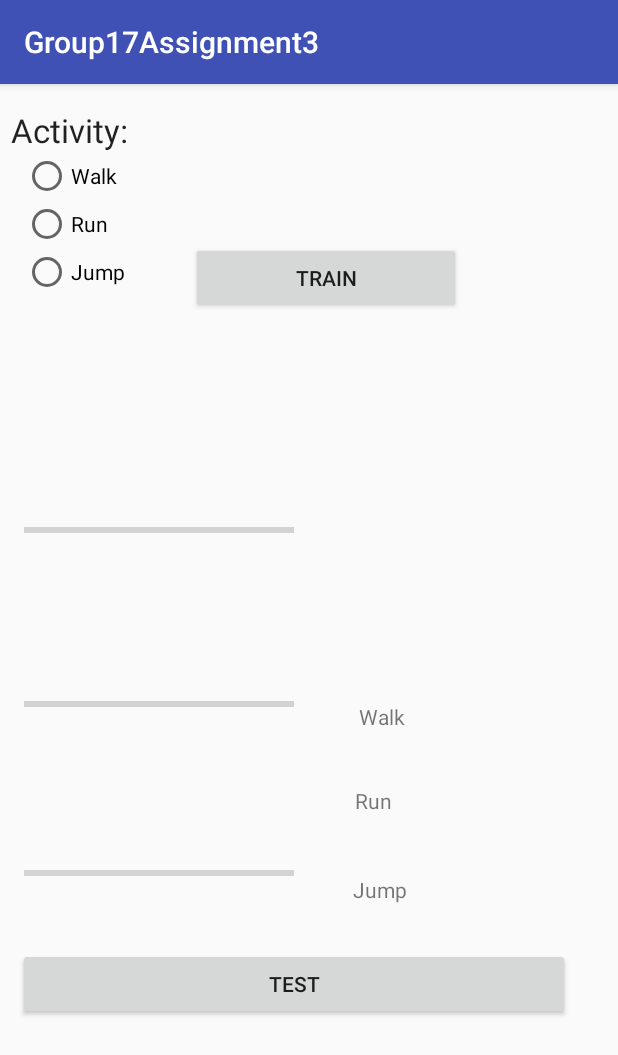
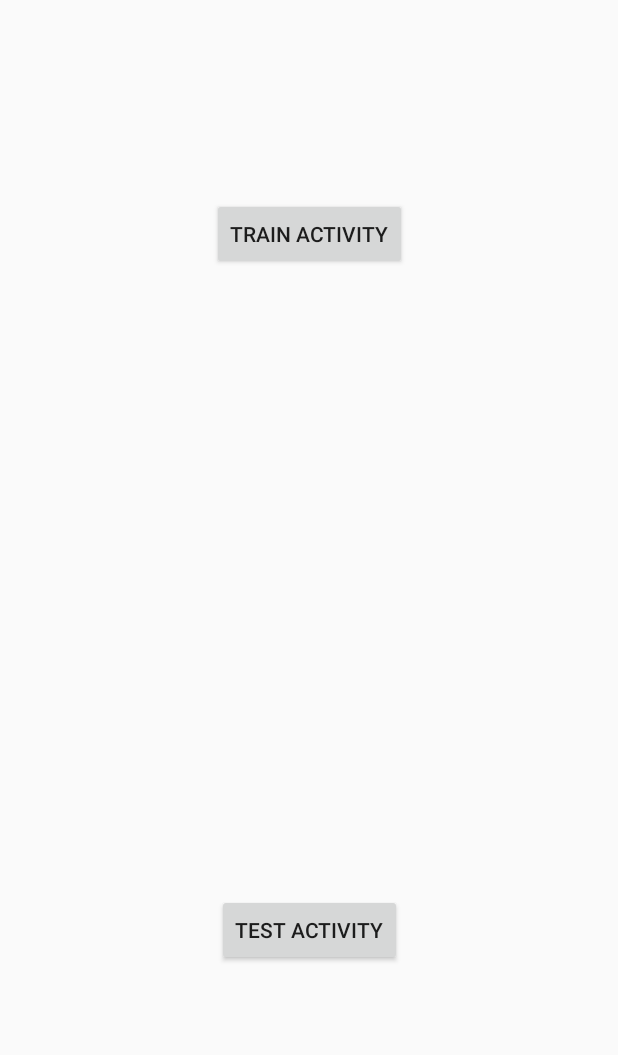
Before and after one commit to kushalbhatt/CSE535_Mobile_Computing, an Android app: the screen it shows after launch (MainActivity), on a phone screen of 412 x 824 dp. Shown: the top 1055 px of the screen. Run offline under Robolectric (Android 15) with nearby library versions, the phone set to English and light mode, and no system bars.

Commit message:
added main screen

```diff
--- a/Group17Assignment3/app/src/main/AndroidManifest.xml
+++ b/Group17Assignment3/app/src/main/AndroidManifest.xml
@@ -13,6 +13,7 @@
         android:roundIcon="@mipmap/ic_launcher_round"
         android:supportsRtl="true"
         android:theme="@style/AppTheme">
+
         <activity android:name=".MainActivity">
             <intent-filter>
                 <action android:name="android.intent.action.MAIN" />
@@ -20,6 +21,7 @@
                 <category android:name="android.intent.category.LAUNCHER" />
             </intent-filter>
         </activity>
+        <activity android:name=".trainActivity" android:label="TrainActivity"></activity>
         <service android:enabled="true" android:name=".SensorListener" />
     </application>
 
--- a/Group17Assignment3/app/src/main/java/com/example/racheldedinsky/group17assignment3/MainActivity.java
+++ b/Group17Assignment3/app/src/main/java/com/example/racheldedinsky/group17assignment3/MainActivity.java
@@ -1,5 +1,6 @@
 package com.example.racheldedinsky.group17assignment3;
 
+import android.app.Activity;
 import android.content.Intent;
 import android.support.v7.app.AppCompatActivity;
 import android.os.Bundle;
@@ -10,157 +11,50 @@ import android.widget.RadioGroup;
 import android.widget.Toast;
 import android.widget.TextView;
 import android.widget.ProgressBar;
-import java.util.concurrent.TimeUnit;
+    /**
+     * Created by RachelDedinsky on 4/4/18.
+     */
 
-public class MainActivity extends AppCompatActivity implements View.OnClickListener{
-    //Instatiate the button variables
-    static Button train_button_var, test_button_var;
-    //This is the number of training data sets taken
-    int trainWalkCount, trainRunCount, trainJumpCount;
-    //train button can't be hit unless train_enabled is true
-    static boolean train_enabled=true;
-    //The progress bar associated with the training data
-    ProgressBar progressBar_walk_var, progressBar_run_var, progressBar_jump_var;
-    //Error text box that appears when train is pressed when other processes are running
-    TextView wait_for_not_clicked;
-    //Instantiate an instance of the database
-    DBHandler dbHandler = new DBHandler(this);
-    //table name for the database
-    String tablename = "TEST";
-
+    public class MainActivity extends Activity implements View.OnClickListener{
+        Button train, test;
         @Override
         protected void onCreate(Bundle savedInstanceState)
         {
             super.onCreate(savedInstanceState);
-        setContentView(R.layout.activity_main);
-        //Initialize variables
-        wait_for_not_clicked = (TextView)findViewById(R.id.waitText);
-        wait_for_not_clicked.setText("");
-        trainWalkCount=0;
-        trainJumpCount=0;
-        trainRunCount=0;
+            setContentView(R.layout.main);
             //Initialize the app view
             initView();
         }
-    @Override
-    protected void onDestroy() {
-        //kill the service when app closes
-        stopService(new Intent(this,SensorListener.class));
-        dbHandler.close();
-        super.onDestroy();
-    }
-    public void onClick(View view)
-    {
+        public void onClick(View view) {
             //switch statement based on which button
-        switch (view.getId())
-        {
+            switch (view.getId()) {
                 case R.id.train_button:
-                //if the train button is enabled based on if data is being collected
-                if(train_enabled) {
-                    //find which radio button is activated
-                    int checked = ((RadioGroup) findViewById(R.id.rg1)).getCheckedRadioButtonId();
-                    View radioButton = findViewById(checked);
-                    int idx = ((RadioGroup) findViewById(R.id.rg1)).indexOfChild(radioButton);
-                    String activity="";
-
-                    boolean empty_string=false;
-                    //based on index determine which button is being pressed
-                    if (idx == 0) {
-                        activity = "Walk";
-                    } else if (idx == 1) {
-                        activity = "Run";
-                    } else if(idx==2) {
-                        activity = "Jump";
-                    }
-                    else
-                    {
-                        empty_string=true;
-                    }
-                    try {
-                        //the string id will be the concatenation of the first letter of the activity and the trainCount
-                        String activity_id = "";
-                        //if a radio button has been selected, the following will run
-                        if (!(empty_string)) {
-                            train_enabled=false;
-                            enableButton(train_enabled);
-                            Log.d("RACHEL","Enable button false");
-                            if (activity == "Walk" && trainWalkCount<=20) {
-                                trainWalkCount++;
-                                progressBar_walk_var.setProgress(0);
-                                progressBar_walk_var.setProgress(trainWalkCount);
-                                activity_id = "w"+trainWalkCount;
-                            } else if (activity == "Run" && trainRunCount<=20) {
-                                trainRunCount++;
-                                progressBar_run_var.setProgress(0);
-                                progressBar_run_var.setProgress(trainRunCount);
-                                activity_id = "r"+trainRunCount;
-                            } else if (activity == "Jump" && trainJumpCount<=20){
-                                trainJumpCount++;
-                                progressBar_jump_var.setProgress(0);
-                                progressBar_jump_var.setProgress(trainJumpCount);
-                                activity_id = "j"+trainJumpCount;
-                            }
-                            else//catch all statement, should never run
-                            {
-                                Toast.makeText(getApplicationContext(), "Invalid data.", Toast.LENGTH_SHORT).show();
-                            }
-                        }
-                        //If a radio button was never selected, the else will run
-                        else
-                        {
-                            Toast.makeText(getApplicationContext(), "Invalid data. Please enter the details correctly.", Toast.LENGTH_SHORT).show();
-                        }
-                        //Check if sesnor values works more than one time of radio button being hit
-                        Log.d("RACHEL:","START SENSOR");
-                        //Start the sensorlistner to sample accelerometer data
-                        Intent sensorService = new Intent(MainActivity.this,SensorListener.class);
-                        //Use Bundle if any data needs to be passed along with this intent
-                        startService(sensorService);
-                        //set the sensor listener to take the table name for the db, the activity ID, and the activity
-                        SensorListener.setNames(tablename,activity_id,activity);
-                        Toast.makeText(getApplicationContext(), activity_id, Toast.LENGTH_LONG).show();
-                        //Wait while app collects the data
-                        //TODO
-                        //This may be useless button
-                        wait_for_not_clicked.setText("");
-                    } catch (Exception e) {
-                        Toast.makeText(getApplicationContext(), "Invalid data! Please enter the details correctly.", Toast.LENGTH_SHORT).show();
-                    }
-                }
-                else
-                {
-                    wait_for_not_clicked.setText("Please wait while collecting data");
-                }
+                    startTrainActivity();
+                    //setContentView(R.layout.activity_main);
                     break;
                 case R.id.test_button:
+                    //startTestActivity();
+                    //setContentView(R.layout.test);
                     break;
             }
         }
-    static public void enableButton(boolean train_enable)
-    {
-        train_enabled= train_enable;
-        train_button_var.setClickable(train_enabled);
-        train_button_var.setEnabled(train_enable);
-    }
         public void initView() {
 
-        // Assign buttons to variables
-        progressBar_walk_var = (ProgressBar) findViewById(R.id.progressBarWalk);
-        progressBar_walk_var.setProgress(trainWalkCount);
-        progressBar_walk_var.setMax(20);
-        progressBar_run_var = (ProgressBar) findViewById(R.id.progressBarRun);
-        progressBar_run_var.setProgress(trainRunCount);
-        progressBar_run_var.setMax(20);
-        progressBar_jump_var = (ProgressBar) findViewById(R.id.progressBarJump);
-        progressBar_jump_var.setProgress(trainJumpCount);
-        progressBar_jump_var.setMax(20);
-
-        test_button_var = findViewById(R.id.test_button);
-        train_button_var= findViewById(R.id.train_button);
+            test = findViewById(R.id.test_button);
+            train= findViewById(R.id.train_button);
 
             // Set on-click listeners to buttons (described here: https://www.youtube.com/watch?v=GtxVILjLcw8K)
-        test_button_var.setOnClickListener(this);
-        train_button_var.setOnClickListener(this);
+            test.setOnClickListener(this);
+            train.setOnClickListener(this);
 
         }
+        public void startTrainActivity() {
+            Intent someActivity = new Intent(MainActivity.this, trainActivity.class);
+            startActivity(someActivity);
         }
+        /*
+        public void startTestActivity() {
+            Intent someActivity = new Intent(MainActivity.this, testActivity.class);
+            startActivity(someActivity);
+        }*/
+}
--- a/Group17Assignment3/app/src/main/java/com/example/racheldedinsky/group17assignment3/SensorListener.java
+++ b/Group17Assignment3/app/src/main/java/com/example/racheldedinsky/group17assignment3/SensorListener.java
@@ -81,7 +81,7 @@ public class SensorListener  extends Service implements SensorEventListener {
         if(counter>=50)
         {
             stopListener();
-            MainActivity.enableButton(true);
+            trainActivity.enableButton(true);
             sendToDatabase(dbActivityId,al,dbActivityLabel);
             al.clear();
             dbActivityId="";
--- /dev/null
+++ b/Group17Assignment3/app/src/main/res/layout/main.xml
@@ -0,0 +1,27 @@
+<?xml version="1.0" encoding="utf-8"?>
+<android.support.constraint.ConstraintLayout xmlns:android="http://schemas.android.com/apk/res/android"
+    xmlns:app="http://schemas.android.com/apk/res-auto"
+    xmlns:tools="http://schemas.android.com/tools"
+    android:layout_width="match_parent"
+    android:layout_height="match_parent">
+
+    <Button
+        android:id="@+id/train_button"
+        android:layout_width="wrap_content"
+        android:layout_height="wrap_content"
+        android:layout_marginTop="132dp"
+        android:text="Train Activity"
+        app:layout_constraintEnd_toEndOf="parent"
+        app:layout_constraintStart_toStartOf="parent"
+        app:layout_constraintTop_toTopOf="parent" />
+
+    <Button
+        android:id="@+id/test_button"
+        android:layout_width="wrap_content"
+        android:layout_height="wrap_content"
+        android:layout_marginBottom="180dp"
+        android:text="Test Activity"
+        app:layout_constraintBottom_toBottomOf="parent"
+        app:layout_constraintEnd_toEndOf="parent"
+        app:layout_constraintStart_toStartOf="parent" />
+</android.support.constraint.ConstraintLayout>
```
Also changed, not shown: Group17Assignment3/app/src/main/java/com/example/racheldedinsky/group17assignment3/trainActivity.java (added, +165 -0 lines). Lines whose indentation alone changed are shown as unchanged.
